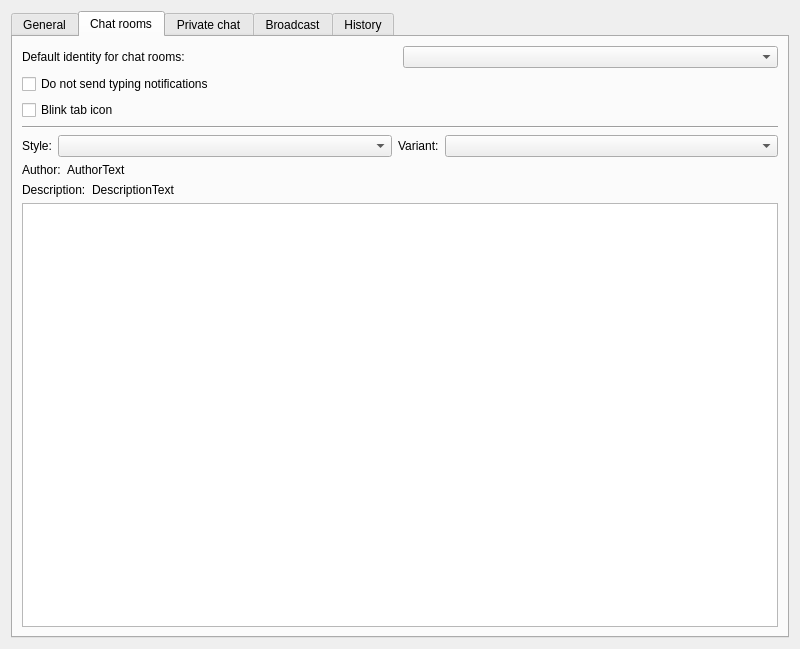
This is retroshare-gui/src/gui/settings/ChatPage.ui in RetroShare/RetroShare as Qt 5 draws it before an edit. The edited form follows.
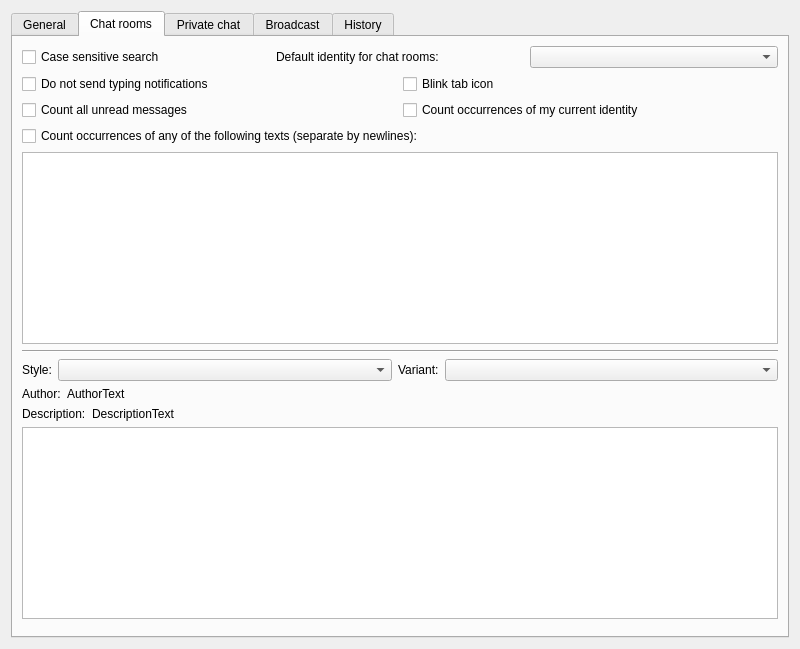
This is the edited form. The open tabs and pages were chosen to show the change. Custom widgets are drawn as their Qt base class.

Commit message: moved chat room part from notify page into preferences->chat

Diff of the .ui file:
```diff
--- a/retroshare-gui/src/gui/settings/ChatPage.ui
+++ b/retroshare-gui/src/gui/settings/ChatPage.ui
@@ -423,6 +423,16 @@
       <layout class="QVBoxLayout" name="verticalLayout_5">
        <item>
         <layout class="QHBoxLayout" name="horizontalLayout_5">
+         <item>
+          <widget class="QCheckBox" name="chatLobbies_TextCaseSensitive">
+           <property name="toolTip">
+            <string>Checked, if the identity and the text above occurrences must be in the same case to trigger count.</string>
+           </property>
+           <property name="text">
+            <string>Case sensitive search</string>
+           </property>
+          </widget>
+         </item>
          <item>
           <widget class="QLabel" name="defIDLabel">
            <property name="text">
@@ -436,19 +446,51 @@
         </layout>
        </item>
        <item>
-        <widget class="QCheckBox" name="DontSendTyping">
-         <property name="text">
-          <string>Do not send typing notifications</string>
-         </property>
-        </widget>
+        <layout class="QHBoxLayout" name="horizontalLayout_14">
+         <item>
+          <widget class="QCheckBox" name="DontSendTyping">
+           <property name="text">
+            <string>Do not send typing notifications</string>
+           </property>
+          </widget>
+         </item>
+         <item>
+          <widget class="QCheckBox" name="chatLobby_Blink">
+           <property name="text">
+            <string>Blink tab icon</string>
+           </property>
+          </widget>
+         </item>
+        </layout>
        </item>
        <item>
-        <widget class="QCheckBox" name="chatLobby_Blink">
+        <layout class="QHBoxLayout" name="horizontalLayout_15">
+         <item>
+          <widget class="QCheckBox" name="chatLobbies_CountUnRead">
+           <property name="text">
+            <string>Count all unread messages</string>
+           </property>
+          </widget>
+         </item>
+         <item>
+          <widget class="QCheckBox" name="chatLobbies_CheckNickName">
+           <property name="text">
+            <string>Count occurrences of my current identity</string>
+           </property>
+          </widget>
+         </item>
+        </layout>
+       </item>
+       <item>
+        <widget class="QCheckBox" name="chatLobbies_CountFollowingText">
          <property name="text">
-          <string>Blink tab icon</string>
+          <string>Count occurrences of any of the following texts (separate by newlines):</string>
          </property>
         </widget>
        </item>
+       <item>
+        <widget class="QPlainTextEdit" name="chatLobbies_TextToNotify"/>
+       </item>
        <item>
         <widget class="Line" name="line">
          <property name="orientation">
@@ -561,6 +603,19 @@
          </property>
         </widget>
        </item>
+       <item>
+        <spacer name="tabChatLobbiesVSpacer">
+         <property name="orientation">
+          <enum>Qt::Vertical</enum>
+         </property>
+         <property name="sizeHint" stdset="0">
+          <size>
+           <width>20</width>
+           <height>8</height>
+          </size>
+         </property>
+        </spacer>
+       </item>
       </layout>
      </widget>
      <widget class="QWidget" name="tab_2">
```
Left out of the diff: 4 changed lines with no effect on the pictures. The commit also changes 5 other files.
